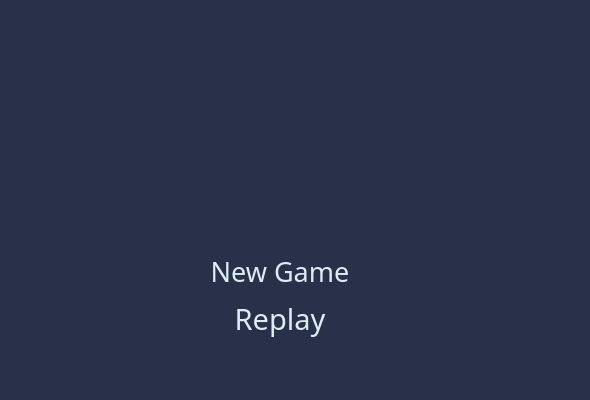
The window that welcomewidget.ui (epcm/QtNoGo) describes before a commit, drawn with Qt 5.
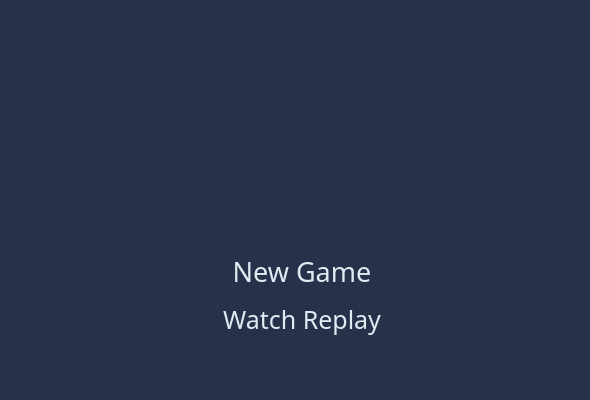
The same window after the commit.

The edit to the form file:
```diff
--- a/welcomewidget.ui
+++ b/welcomewidget.ui
@@ -21,7 +21,7 @@
     <rect>
      <x>200</x>
      <y>250</y>
-     <width>160</width>
+     <width>204</width>
      <height>90</height>
     </rect>
    </property>
@@ -58,7 +58,7 @@
       <property name="font">
        <font>
         <family>Arial Rounded MT Bold</family>
-        <pointsize>22</pointsize>
+        <pointsize>19</pointsize>
         <weight>50</weight>
         <italic>false</italic>
         <bold>false</bold>
@@ -73,7 +73,7 @@
 color: rgb(219, 237, 243);</string>
       </property>
       <property name="text">
-       <string>Replay</string>
+       <string>Watch Replay</string>
       </property>
       <property name="flat">
        <bool>true</bool>
```
Left out of the diff: 2 changed lines with no effect on the pictures.
